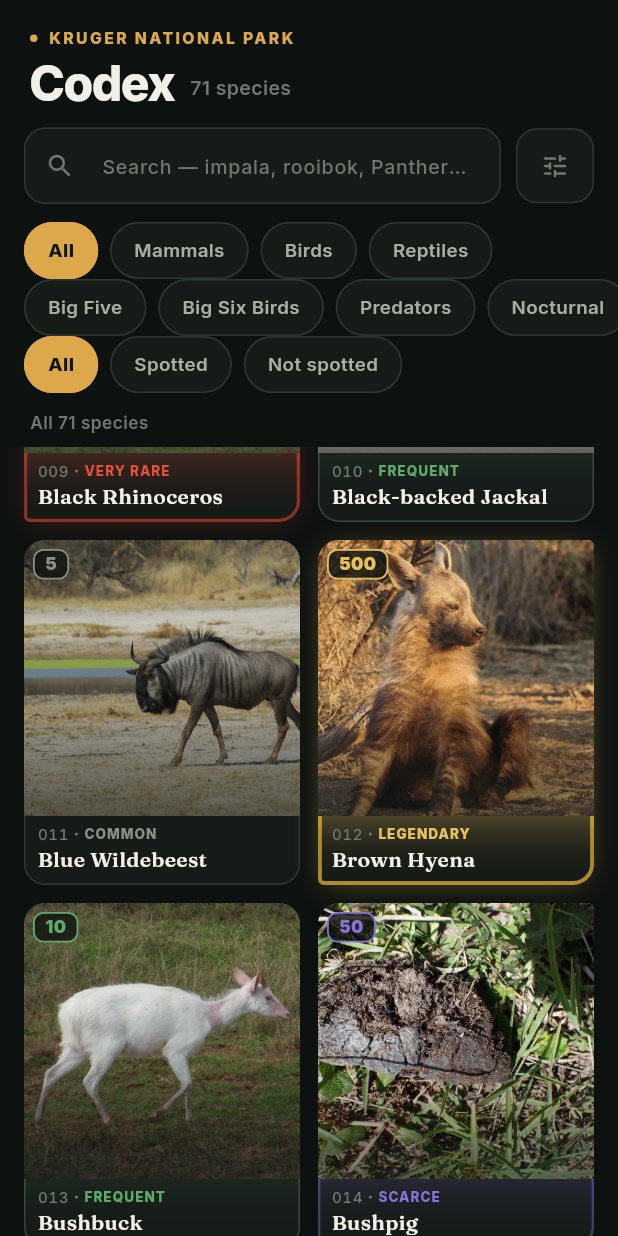
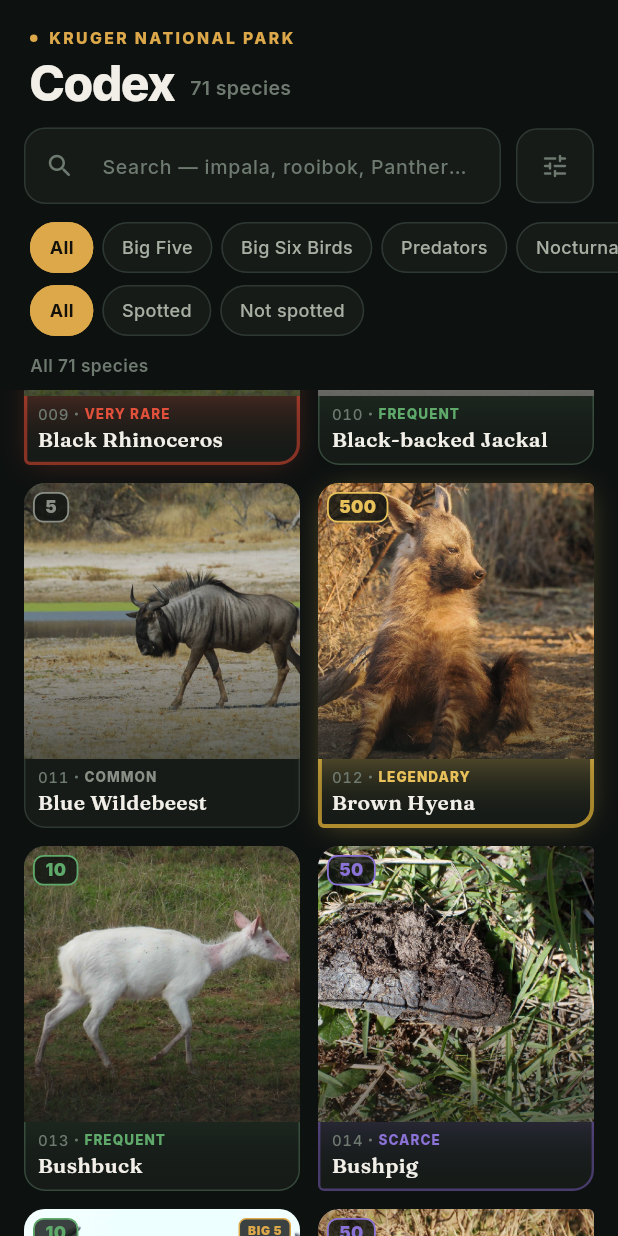
Before and after one commit to iTzlexit/wildscore, a Flutter app: the CodexScreen screen opened directly, scrolled down 1152 dp, after a tap on "All", on a phone screen of 412 x 824 dp. Run offline on Flutter 3.47's test engine with Material 3 defaults, Android fonts, the phone set to English and light mode, and no system bars; our stand-ins replace shared_preferences; accounts and stored records are empty.

Commit message:
Consolidate three filter rows into two, and shrink the chips
Three chip rows put roughly 120pt of chrome between the search field and
the first animal - most of a phone screen. Collection groups and categories
now share one row, which is what every field-guide app does and what a
player expects: these are all just "show me a subset". Selecting from one
axis clears the other.

Chips down from 38pt to 34pt with tighter padding and the type scale.

Two tests now pump a wide surface. The row is a lazy ListView, so a chip
past the right edge is not merely off-screen - it has not been built, and
both ensureVisible and dragUntilVisible throw rather than scrolling to it.
Those tests are about whether filtering works, not whether a chip is
reachable on a phone; it is, the row scrolls.

Co-Authored-By: Claude Opus 5 <noreply@anthropic.com>

```diff
--- a/app/lib/features/codex/codex_screen.dart
+++ b/app/lib/features/codex/codex_screen.dart
@@ -159,15 +159,21 @@ class _CodexScreenState extends State<CodexScreen> {
                       onToggleFilters: () =>
                           setState(() => _filtersExpanded = !_filtersExpanded),
                     ),
-                    _CategoryRow(
-                      selected: _category,
-                      onSelected: (SpeciesCategory? value) =>
-                          setState(() => _category = value),
-                    ),
-                    _GroupRow(
-                      selected: _tag,
-                      onSelected: (SpeciesTag? value) =>
-                          setState(() => _tag = value),
+                    _QuickFilterRow(
+                      category: _category,
+                      tag: _tag,
+                      onCategory: (SpeciesCategory? value) => setState(() {
+                        _category = value;
+                        _tag = null;
+                      }),
+                      onTag: (SpeciesTag? value) => setState(() {
+                        _tag = value;
+                        _category = null;
+                      }),
+                      onClear: () => setState(() {
+                        _category = null;
+                        _tag = null;
+                      }),
                     ),
                     _SpottedRow(
                       selected: _spotted,
@@ -525,30 +531,57 @@ class _FilterToggle extends StatelessWidget {
   }
 }
 
-class _CategoryRow extends StatelessWidget {
-  const _CategoryRow({required this.selected, required this.onSelected});
+/// One row, two axes — collection groups and categories together.
+///
+/// Three separate chip rows put ~120pt of chrome between the search field and
+/// the first animal, which is most of a phone screen. Mixing axes in one row
+/// is slightly impure but it is what every field-guide app does, and it is
+/// what a player expects: these are all just "show me a subset".
+///
+/// Selecting from one axis clears the other, which is the behaviour a single
+/// row implies anyway.
+class _QuickFilterRow extends StatelessWidget {
+  const _QuickFilterRow({
+    required this.category,
+    required this.tag,
+    required this.onCategory,
+    required this.onTag,
+    required this.onClear,
+  });
 
-  final SpeciesCategory? selected;
-  final ValueChanged<SpeciesCategory?> onSelected;
+  final SpeciesCategory? category;
+  final SpeciesTag? tag;
+  final ValueChanged<SpeciesCategory?> onCategory;
+  final ValueChanged<SpeciesTag?> onTag;
+  final VoidCallback onClear;
 
   @override
   Widget build(BuildContext context) {
     return SizedBox(
-      height: 38,
+      height: 34,
       child: ListView(
         scrollDirection: Axis.horizontal,
-        padding: const EdgeInsets.symmetric(horizontal: 16),
+        padding: const EdgeInsets.symmetric(horizontal: Space.screen),
         children: <Widget>[
           FilterPill(
             label: 'All',
-            selected: selected == null,
-            onTap: () => onSelected(null),
+            selected: category == null && tag == null,
+            onTap: onClear,
           ),
-          for (final SpeciesCategory category in SpeciesCategory.values)
+          // Groups first — "have you got the Big Five yet" is the question
+          // every visitor is asked.
+          for (final SpeciesTag value in SpeciesTag.values)
+            if (value.isFilter)
               FilterPill(
-              label: category.label,
-              selected: selected == category,
-              onTap: () => onSelected(selected == category ? null : category),
+                label: value.label,
+                selected: tag == value,
+                onTap: () => onTag(tag == value ? null : value),
+              ),
+          for (final SpeciesCategory value in SpeciesCategory.values)
+            FilterPill(
+              label: value.label,
+              selected: category == value,
+              onTap: () => onCategory(category == value ? null : value),
             ),
         ],
       ),
@@ -585,11 +618,13 @@ class _SpottedRow extends StatelessWidget {
 
   @override
   Widget build(BuildContext context) {
-    return SizedBox(
-      height: 38,
+    return Padding(
+      padding: const EdgeInsets.only(top: Space.sm),
+      child: SizedBox(
+        height: 34,
         child: ListView(
           scrollDirection: Axis.horizontal,
-        padding: const EdgeInsets.symmetric(horizontal: Space.lg),
+          padding: const EdgeInsets.symmetric(horizontal: Space.screen),
           children: <Widget>[
             for (final SpottedFilter value in SpottedFilter.values)
               FilterPill(
@@ -602,35 +637,6 @@ class _SpottedRow extends StatelessWidget {
               ),
           ],
         ),
-    );
-  }
-}
-
-/// Collection groupings — the lists people actually keep. "Have you got the Big
-/// Five yet" is the question every visitor is asked, so it deserves to be one
-/// tap rather than buried in an advanced panel.
-class _GroupRow extends StatelessWidget {
-  const _GroupRow({required this.selected, required this.onSelected});
-
-  final SpeciesTag? selected;
-  final ValueChanged<SpeciesTag?> onSelected;
-
-  @override
-  Widget build(BuildContext context) {
-    return SizedBox(
-      height: 38,
-      child: ListView(
-        scrollDirection: Axis.horizontal,
-        padding: const EdgeInsets.symmetric(horizontal: Space.lg),
-        children: <Widget>[
-          for (final SpeciesTag tag in SpeciesTag.values)
-            if (tag.isFilter)
-              FilterPill(
-                label: tag.label,
-                selected: selected == tag,
-                onTap: () => onSelected(selected == tag ? null : tag),
-              ),
-        ],
       ),
     );
   }
@@ -747,28 +753,26 @@ class FilterPill extends StatelessWidget {
     final Color tint = accent ?? AppColors.accent;
 
     return Padding(
-      padding: const EdgeInsets.only(right: 8),
+      padding: const EdgeInsets.only(right: 6),
       child: Material(
         color: selected ? tint : AppColors.surface,
-        borderRadius: BorderRadius.circular(20),
+        borderRadius: BorderRadius.circular(17),
         child: InkWell(
           onTap: onTap,
-          borderRadius: BorderRadius.circular(20),
+          borderRadius: BorderRadius.circular(17),
           child: Container(
-            padding: const EdgeInsets.symmetric(horizontal: 15),
+            padding: const EdgeInsets.symmetric(horizontal: 12),
             alignment: Alignment.center,
             decoration: BoxDecoration(
-              borderRadius: BorderRadius.circular(20),
+              borderRadius: BorderRadius.circular(17),
               border: Border.all(color: selected ? tint : AppColors.outline),
             ),
             child: Text(
               label,
-              style: TextStyle(
-                color: selected
-                    ? const Color(0xFF11150F)
-                    : AppColors.textSecondary,
-                fontSize: 12.5,
-                fontWeight: selected ? FontWeight.w800 : FontWeight.w600,
+              style: AppText.label.copyWith(
+                fontSize: 12,
+                color: selected ? AppColors.accentInk : AppColors.textSecondary,
+                fontVariations: AppFonts.weight(selected ? 700 : 500),
               ),
             ),
           ),
```
Also changed, not shown: 1 other file. Lines whose indentation alone changed are shown as unchanged.
